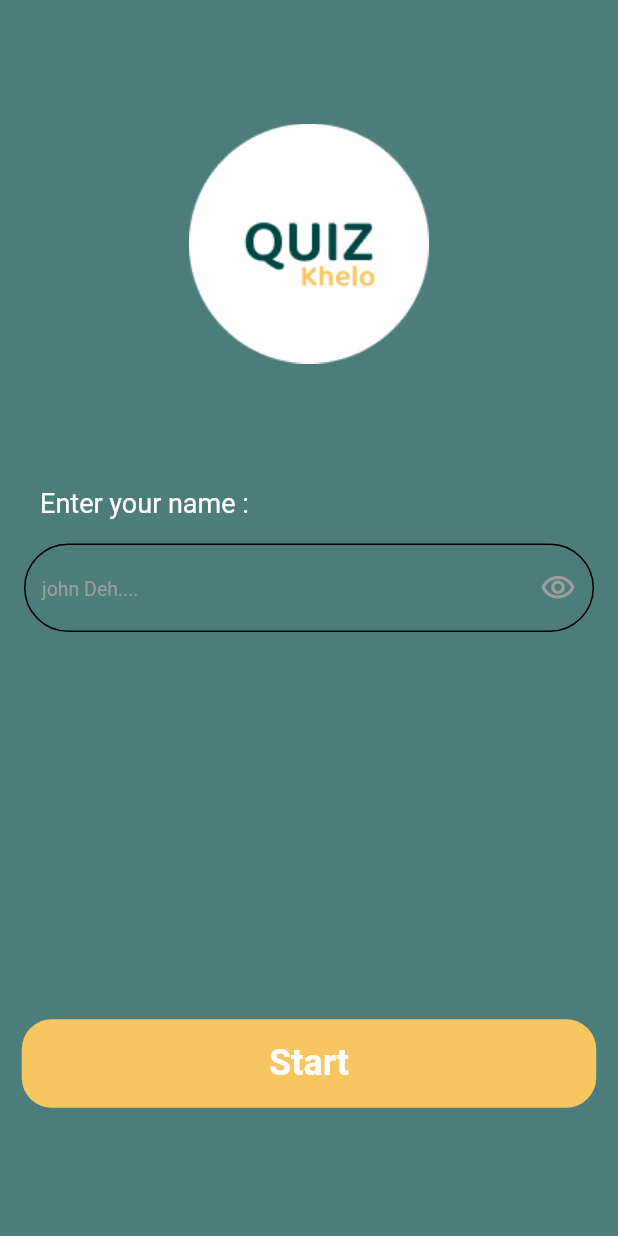
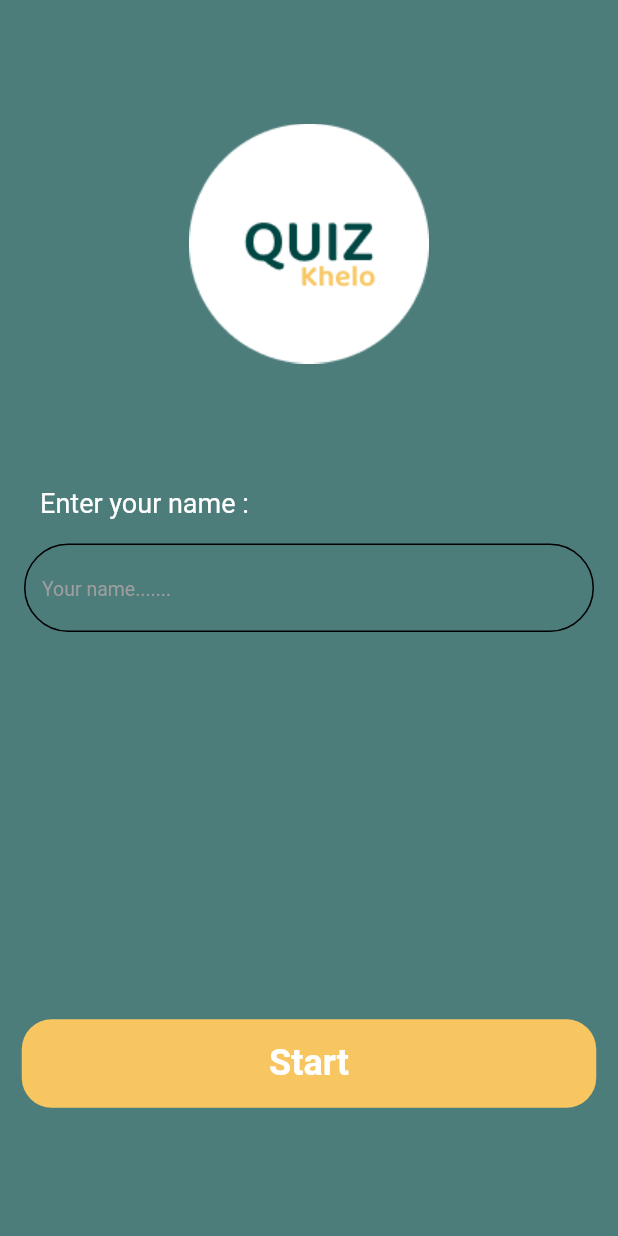
Before and after one commit to Elfouly2004/quiz-app, a Flutter app: the login screen opened directly, on a phone screen of 412 x 824 dp. Run offline on Flutter 3.47's test engine with Material 2 defaults, Android fonts, the phone set to English and light mode, and no system bars; our stand-ins replace circular_countdown_timer, percent_indicator.

Commit message:
fin99 commit

```diff
--- a/lib/login.dart
+++ b/lib/login.dart
@@ -51,21 +51,11 @@ class _loginState extends State<login> {
              focusedBorder: UnderlineInputBorder(
                 borderSide: BorderSide(color: Colors.grey)
                 ),
-                hintText: "john Deh....",
+                hintText: "Your name.......",
                hintStyle: TextStyle(color: Colors.grey,fontSize: 13),
-                suffixIcon: IconButton(
-                 color: Colors.grey,
-                 onPressed: (){
-                  setState(() {
-                   pass_check=!pass_check;
-                 });
-                 },
-                  icon: pass_check? Icon(Icons.visibility_outlined)
-                   : Icon(Icons.visibility_off_outlined),
-             )
              ),
-             keyboardType: TextInputType.number,
-                obscureText: pass_check,
+             keyboardType: TextInputType.name,
+
             ),
             ),
 
--- a/lib/main.dart
+++ b/lib/main.dart
@@ -17,7 +17,7 @@ class MyApp extends StatelessWidget {
       debugShowCheckedModeBanner: false,
 
       title: 'Flutter Demo',
-      home:  quiz (),
+      home:  login (),
     );
   }
 }
```
